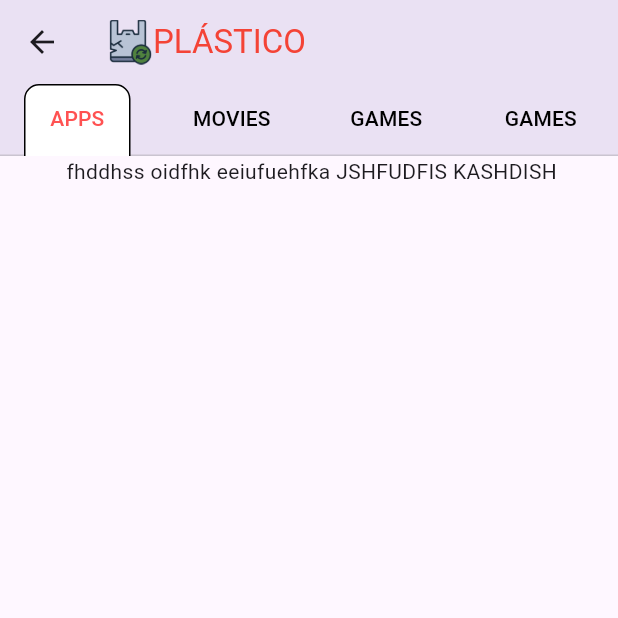
After one commit to BeatrizAcardia/flutter_application_ecoment_inicial, a Flutter app: the Tabbar screen opened directly, on a phone screen of 412 x 824 dp, the top half of it. The commit adds this screen. Run offline on Flutter 3.47's test engine with Material 3 defaults, Android fonts, the phone set to English and light mode, and no system bars; our stand-ins replace email_validator; missing offline and left inert: br_validators.

Commit message:
comecei a tela de materiais

```diff
--- /dev/null
+++ b/lib/views/materias.dart
@@ -0,0 +1,107 @@
+// ignore_for_file: prefer_const_constructors, prefer_const_literals_to_create_immutables
+
+import 'package:flutter/material.dart';
+
+class Tabbar extends StatefulWidget {
+  String icone = "";
+  String titulo = "";
+  String descricao = "";
+  Color cor = Colors.transparent;
+
+  Tabbar(this.icone, this.titulo, this.cor, this.descricao, {Key? key});
+
+  @override
+  State<Tabbar> createState() => _TabbarState();
+}
+
+class _TabbarState extends State<Tabbar> with SingleTickerProviderStateMixin {
+  late TabController _tabController;
+
+  @override
+  void initState() {
+    super.initState();
+    _tabController = TabController(vsync: this, length: 4);
+  }
+
+  @override
+  void dispose() {
+    _tabController.dispose();
+    super.dispose();
+  }
+
+  @override
+  Widget build(BuildContext context) {
+    return Scaffold(
+      appBar: AppBar(
+        centerTitle: true,
+        title: Row( children: [
+            SizedBox(height: 30, width: 30, child: Image.asset('${widget.icone}')),
+            Text(widget.titulo, style: TextStyle(color: widget.cor),),
+        ],),
+
+          elevation: 10,
+          bottom: TabBar(
+            controller: _tabController,
+            labelColor: Colors.redAccent,
+            unselectedLabelColor: Colors.black,
+            indicatorSize: TabBarIndicatorSize.label,
+            indicator: BoxDecoration(
+              border: Border(
+                  top: BorderSide(color: Colors.black),
+                  right: BorderSide(color: Colors.black),
+                  left: BorderSide(color: Colors.black)),
+              borderRadius: BorderRadius.only(
+                topLeft: Radius.circular(10),
+                topRight: Radius.circular(10),
+              ),
+              color: Colors.white,
+            ),
+            tabs: [
+              Tab(
+                child: Align(
+                  alignment: Alignment.center,
+                  child: Text("APPS"),
+                ),
+              ),
+              Tab(
+                child: Align(
+                  alignment: Alignment.center,
+                  child: Text("MOVIES"),
+                ),
+              ),
+              Tab(
+                child: Align(
+                  alignment: Alignment.center,
+                  child: Text("GAMES"),
+                ),
+              ),
+              Tab(
+                child: Align(
+                  alignment: Alignment.center,
+                  child: Text("GAMES"),
+                ),
+              ),
+            ],
+          )),
+      body: TabBarView(
+        controller: _tabController,
+        children: [
+          Text(" fhddhss oidfhk eeiufuehfka JSHFUDFIS KASHDISH",
+              textAlign: TextAlign.center),
+          Text(" fhddhss oidfhk eeiufuehfka JSHFUDFIS KASHDISH",
+              textAlign: TextAlign.center),
+          Text(" fhddhss oidfhk eeiufuehfka JSHFUDFIS KASHDISH",
+              textAlign: TextAlign.center),
+          Text(" fhddhss oidfhk eeiufuehfka JSHFUDFIS KASHDISH",
+              textAlign: TextAlign.center),
+        ],
+      ),
+    );
+  }
+}
+
+void main() {
+  runApp(MaterialApp(
+    home: Tabbar("", "", Colors.transparent, ""),
+  ));
+}
```
Also changed, not shown: lib/views/inicial.dart (+77 -37 lines), assets/imgs/iconePlastico.png (added).
